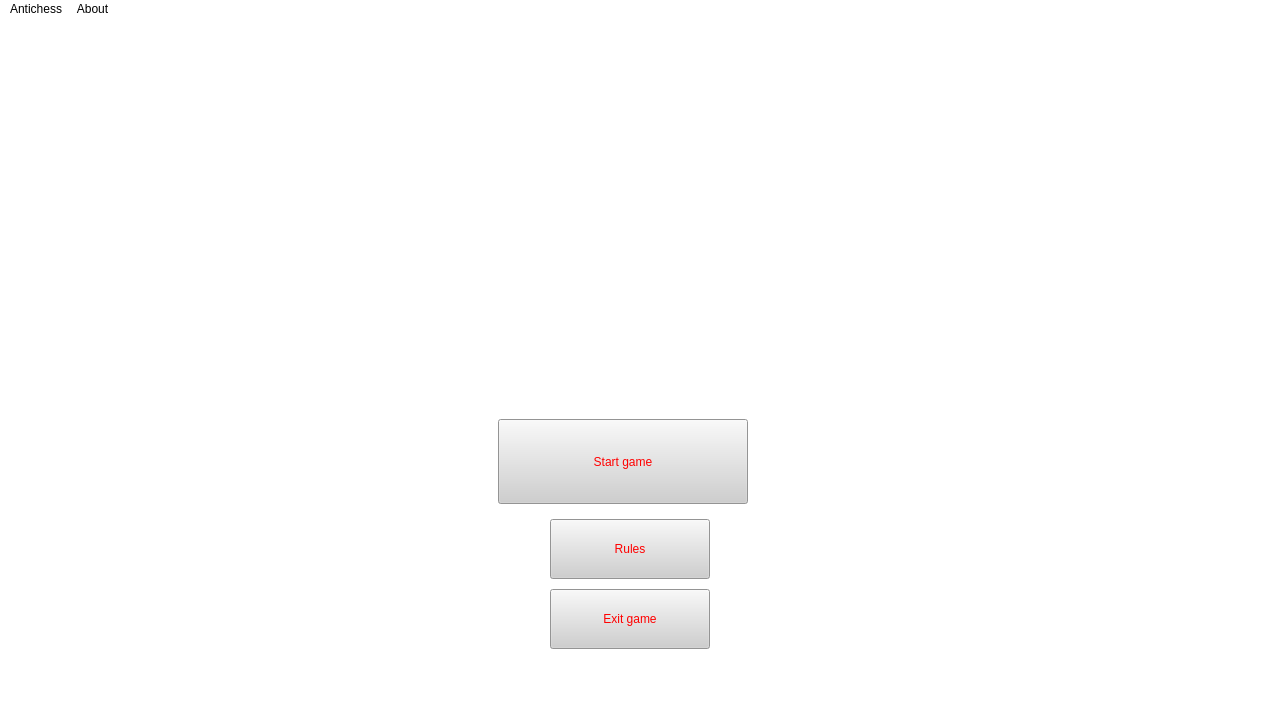
Qt form Antichess/mainwindow.ui (L0G4NN/EE273Project) before a commit.
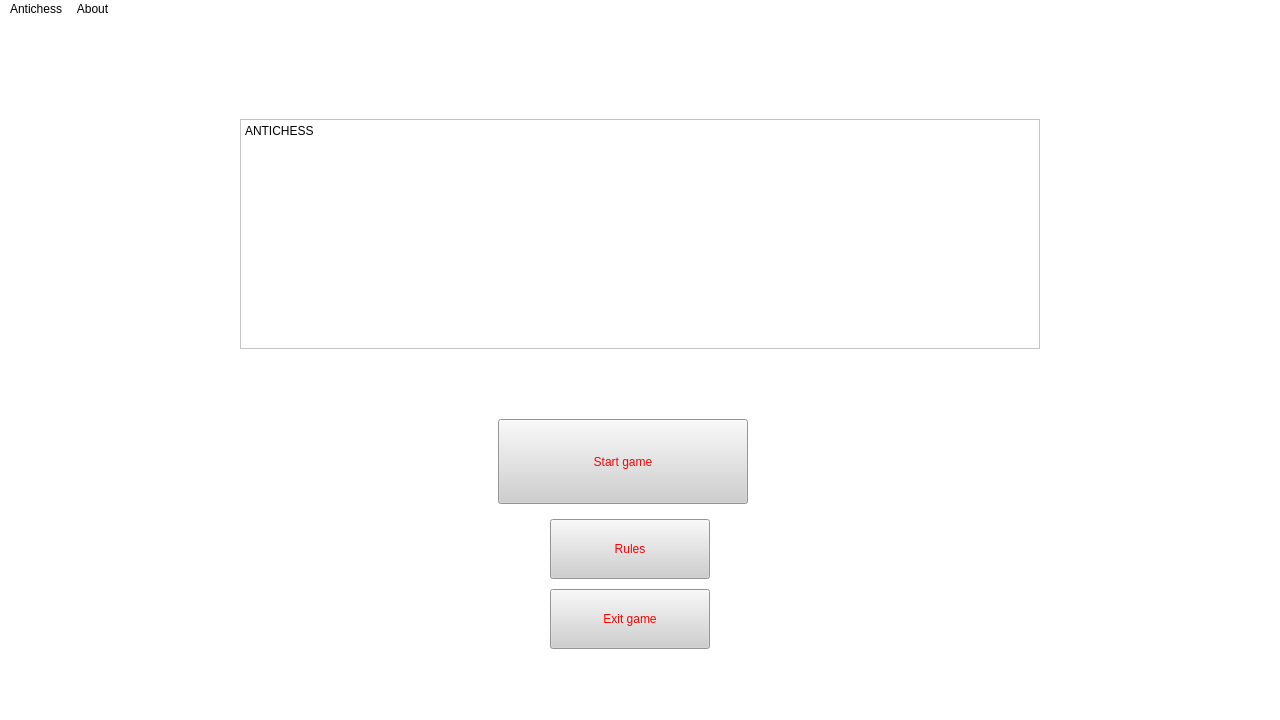
The same form after that commit.

```diff
--- a/Antichess/mainwindow.ui
+++ b/Antichess/mainwindow.ui
@@ -74,6 +74,26 @@
      <bool>false</bool>
     </property>
    </widget>
+   <widget class="QPlainTextEdit" name="plainTextEdit">
+    <property name="geometry">
+     <rect>
+      <x>240</x>
+      <y>100</y>
+      <width>800</width>
+      <height>230</height>
+     </rect>
+    </property>
+    <property name="tabChangesFocus">
+     <bool>false</bool>
+    </property>
+    <property name="readOnly">
+     <bool>true</bool>
+    </property>
+    <property name="plainText">
+     <string>ANTICHESS
+</string>
+    </property>
+   </widget>
    <zorder>rulesButton</zorder>
    <zorder>startButton</zorder>
    <zorder>exitButton</zorder>
```
Left out of the diff: 3 changed lines with no effect on the pictures.
